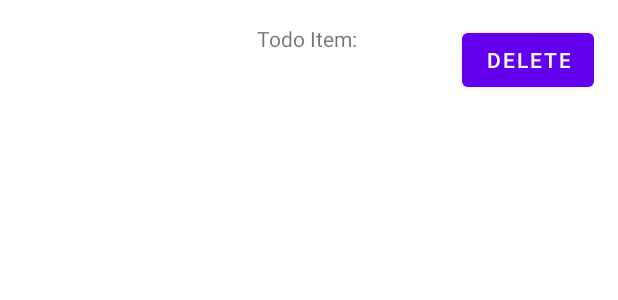
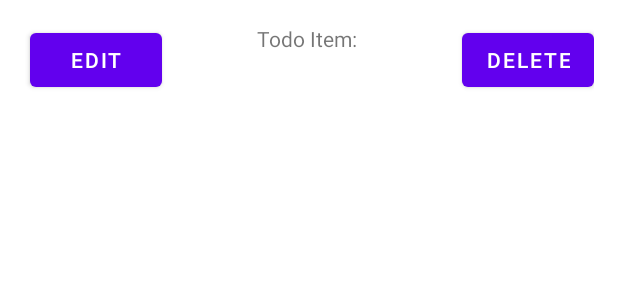
Before and after one commit to samcarozzi/Project1_2340, an Android app: the layout todo_item.xml on its own in the app's theme, with its tools: preview values and no code run, on a phone screen of 412 x 824 dp. Shown: the top 300 px of the screen. Run offline under Robolectric (Android 15) with nearby library versions, the phone set to English and light mode, and no system bars.

Commit message:
todo done

```diff
--- a/app/src/main/res/layout/todo_item.xml
+++ b/app/src/main/res/layout/todo_item.xml
@@ -22,4 +22,14 @@
         app:layout_constraintEnd_toEndOf="parent"
         app:layout_constraintTop_toTopOf="parent"
         app:layout_constraintBottom_toBottomOf="parent"/>
+
+    <Button
+        android:id="@+id/todoEditButton"
+        android:layout_width="wrap_content"
+        android:layout_height="wrap_content"
+        android:layout_marginEnd="200dp"
+        android:text="Edit"
+        app:layout_constraintBottom_toBottomOf="parent"
+        app:layout_constraintEnd_toStartOf="@id/todoDeleteButton"
+        app:layout_constraintTop_toTopOf="parent" />
 </androidx.constraintlayout.widget.ConstraintLayout>
```
Also changed, not shown: app/src/main/java/com/example/project1/ui/GTToDoList/GTToDoListAdapter.java (+20 -1 lines), app/src/main/java/com/example/project1/ui/todo/TodoFragment.java (+16 -0 lines).
